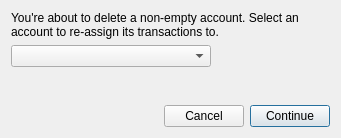
Qt form qt/ui/account_reassign_panel.ui (Mouchnino/moneyguru) before a commit.
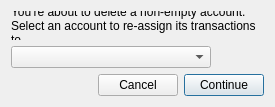
The same form after that commit.

Diff of the .ui file:
```diff
--- a/qt/ui/account_reassign_panel.ui
+++ b/qt/ui/account_reassign_panel.ui
@@ -6,8 +6,8 @@
    <rect>
     <x>0</x>
     <y>0</y>
-    <width>341</width>
-    <height>138</height>
+    <width>275</width>
+    <height>107</height>
    </rect>
   </property>
   <property name="windowTitle">
```
